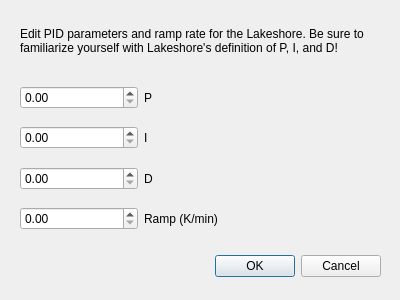
usnistgov/quantum-sensors-tdm, file adr_gui/lakeshore_advanced.ui: the form before one commit.
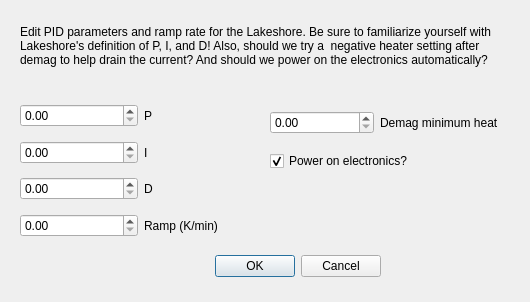
The form after the commit.

Commit message: Added some more advanced settings, and we now ensure heat switch is closed *before* complaining about high temps

```diff
--- a/adr_gui/lakeshore_advanced.ui
+++ b/adr_gui/lakeshore_advanced.ui
@@ -6,8 +6,8 @@
    <rect>
     <x>0</x>
     <y>0</y>
-    <width>400</width>
-    <height>300</height>
+    <width>530</width>
+    <height>302</height>
    </rect>
   </property>
   <property name="windowTitle">
@@ -33,13 +33,13 @@
    <property name="geometry">
     <rect>
      <x>20</x>
-     <y>0</y>
-     <width>371</width>
-     <height>81</height>
+     <y>-10</y>
+     <width>491</width>
+     <height>111</height>
     </rect>
    </property>
    <property name="text">
-    <string>Edit PID parameters and ramp rate for the Lakeshore. Be sure to familiarize yourself with Lakeshore's definition of P, I, and D!</string>
+    <string>Edit PID parameters and ramp rate for the Lakeshore. Be sure to familiarize yourself with Lakeshore's definition of P, I, and D! Also, should we try a  negative heater setting after demag to help drain the current? And should we power on the electronics automatically?</string>
    </property>
    <property name="wordWrap">
     <bool>true</bool>
@@ -49,9 +49,9 @@
    <property name="geometry">
     <rect>
      <x>20</x>
-     <y>80</y>
+     <y>100</y>
      <width>241</width>
-     <height>156</height>
+     <height>141</height>
     </rect>
    </property>
    <layout class="QVBoxLayout" name="verticalLayout">
@@ -113,6 +113,42 @@
     </item>
    </layout>
   </widget>
+  <widget class="QWidget" name="">
+   <property name="geometry">
+    <rect>
+     <x>270</x>
+     <y>100</y>
+     <width>229</width>
+     <height>71</height>
+    </rect>
+   </property>
+   <layout class="QVBoxLayout" name="verticalLayout_2">
+    <item>
+     <layout class="QHBoxLayout" name="horizontalLayout_6">
+      <item>
+       <widget class="QDoubleSpinBox" name="spinbox_demag_min"/>
+      </item>
+      <item>
+       <widget class="QLabel" name="label_7">
+        <property name="text">
+         <string>Demag minimum heat</string>
+        </property>
+       </widget>
+      </item>
+     </layout>
+    </item>
+    <item>
+     <widget class="QCheckBox" name="checkBox">
+      <property name="text">
+       <string>Power on electronics?</string>
+      </property>
+      <property name="checked">
+       <bool>true</bool>
+      </property>
+     </widget>
+    </item>
+   </layout>
+  </widget>
  </widget>
  <resources/>
  <connections>
```
The commit also changes 1 other file.
